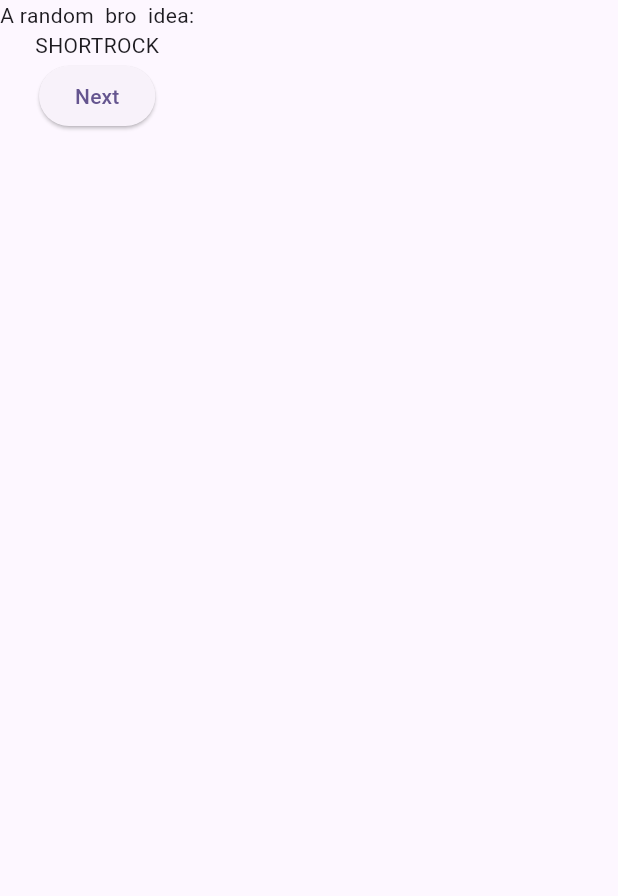
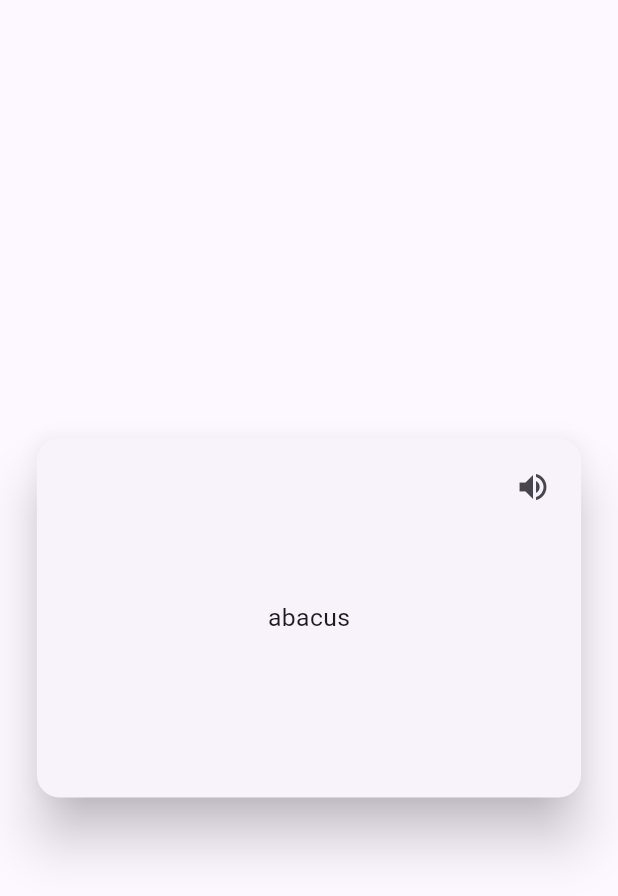
Before and after one commit to andrybc/Flutter, a Flutter app: the screen it shows after launch, on a phone screen of 412 x 824 dp. Shown: the top 896 px of the screen. Run offline on Flutter 3.47's test engine with Material 3 defaults, Android fonts, the phone set to English and light mode, and no system bars; drawn by our look-alikes of flip_card; our stand-ins replace flutter_tts.

Commit message:
implemented the flashcards and deck widgets. Needs a bit more styling but should move on to other things like pages and routes

```diff
--- /dev/null
+++ b/namer_app/lib/deck.dart
@@ -0,0 +1,41 @@
+import 'package:flutter/material.dart';
+import 'flash_card.dart';
+
+
+
+class FlashCardDeck extends StatelessWidget {
+  final int numberOfCards;
+  final Map<String, String> cardTexts;
+  final double cardWidth;
+
+  FlashCardDeck({required this.numberOfCards, required this.cardTexts, required this.cardWidth});
+
+  @override
+  Widget build(BuildContext context) {
+    return LayoutBuilder(
+      builder: (context, constraints) {
+        double width = constraints.maxWidth < cardWidth ? constraints.maxWidth : cardWidth;
+        double height = width / 1.5;
+
+        return PageView.builder(
+          itemCount: numberOfCards,
+          itemBuilder: (context, index) {
+            String frontText = cardTexts.keys.elementAt(index);
+            String backText = cardTexts[frontText]!;
+
+            return Center(
+              child: Container(
+                width: width,
+                height: height,
+                child: FlashCard(
+                  frontText: frontText,
+                  backText: backText,
+                ),
+              ),
+            );
+          },
+        );
+      },
+    );
+  }
+}
--- /dev/null
+++ b/namer_app/lib/flash_card.dart
@@ -0,0 +1,63 @@
+import 'package:flutter/material.dart';
+import 'package:flip_card/flip_card.dart';
+import 'package:flutter_tts/flutter_tts.dart';
+
+class FlashCard extends StatefulWidget {
+  final String frontText;
+  final String backText;
+
+  FlashCard({required this.frontText, required this.backText});
+
+  @override
+  FlashCardState createState() => FlashCardState();
+}
+
+class FlashCardState extends State<FlashCard> {
+  bool _isFlipped = false;
+  FlutterTts flutterTts = FlutterTts();
+
+  void _flipCard() {
+    setState(() {
+      _isFlipped = !_isFlipped;
+    });
+  }
+
+  @override
+  Widget build(BuildContext context) {
+    return GestureDetector(
+      onTap: _flipCard,
+      child: FlipCard(
+        direction: FlipDirection.HORIZONTAL,
+        front: buildSide(widget.frontText),
+        back: buildSide(widget.backText),
+      ),
+    );
+  }
+
+  Widget buildSide(String text) {
+        double textSize = MediaQuery.of(context).size.width * 0.04;  // Adjust the multiplier as needed
+
+    return Card(
+      child: Stack(
+        children: [
+          Center(child: Text(text, style: TextStyle(fontSize: textSize))),
+          Positioned(
+            top: 8.0,
+            right: 8.0,
+            child: IconButton(
+              icon: Icon(Icons.volume_up),
+              onPressed: () {
+                flutterTts.speak(text);
+              },
+            ),
+          ),
+        ],
+      ),
+      shape: RoundedRectangleBorder(
+        borderRadius: BorderRadius.circular(15),
+      ),
+      elevation: 15,
+      shadowColor: Colors.black,
+    );
+  }
+}
--- a/namer_app/lib/main.dart
+++ b/namer_app/lib/main.dart
@@ -1,61 +1,46 @@
-import 'package:english_words/english_words.dart';
 import 'package:flutter/material.dart';
-import 'package:provider/provider.dart';
+import 'deck.dart';
 
 void main() {
   runApp(MyApp());
 }
+
 
 class MyApp extends StatelessWidget {
   const MyApp({super.key});
 
   @override
   Widget build(BuildContext context) {
-    return ChangeNotifierProvider(
-      create: (context) => MyAppState(),
-      child: MaterialApp(
-        title: 'Namer App',
-        theme: ThemeData(
-          useMaterial3: true,
-          colorScheme: ColorScheme.fromSeed(seedColor: Color.fromARGB(255, 38, 6, 97)),
-        ),
-        home: MyHomePage(),
+    return MaterialApp(
+      title: 'Flash Card App',
+      theme: ThemeData(
+        useMaterial3: true,
+        colorScheme: ColorScheme.fromSeed(seedColor: Color.fromARGB(255, 38, 6, 97)),
+      ),
+      home: MyHomePage(),
+    );
+  }
+}
+
+
+
+class MyHomePage extends StatelessWidget {
+  final Map<String, String> cardTexts = {
+    'abacus': 'frame with balls for calculating',
+    'harrow': 'to distress create stress or torment',
+    'fatuous': 'without sense foolish self-satisfaction',
+    'deniz' : 'bitch ass nigga'
+    // Add as many pairs as you like
+  };
+
+  @override
+  Widget build(BuildContext context) {
+    return Scaffold(
+      body: FlashCardDeck(
+        numberOfCards: cardTexts.length,
+        cardTexts: cardTexts,
+        cardWidth: MediaQuery.of(context).size.width *0.9,  // Adjust the card width as needed
       ),
     );
   }
 }
-
-class MyAppState extends ChangeNotifier {
-  var current = WordPair.random();
-}
-
-class MyHomePage extends StatelessWidget {
-  @override
-  Widget build(BuildContext context) {
-    var appState = context.watch<MyAppState>();
-
-    return Scaffold(
-      body: Column(
-        children: [
-          Text('A random  bro  idea:'),
-          Text(appState.current.asUpperCase),
-          ElevatedButton(
-            onPressed: () {
-              print('button pressed!');
-            },
-            onHover: (value) {
-              if(value){
-                print('im hovering rn');
-              }
-
-            },
-            onLongPress: () {
-              print('button pressed for a long time!');
-            },
-            child: Text('Next'),
-          ),
-        ],
-      ),
-    );
-  }
-}
--- a/namer_app/pubspec.yaml
+++ b/namer_app/pubspec.yaml
@@ -11,6 +11,10 @@ environment:
 dependencies:
   flutter:
     sdk: flutter
+  flip_card: ^0.5.0
+  flutter_tts: ^3.2.2
+  flutter_screenutil: ^5.1.1
+
 
   english_words: ^4.0.0
   provider: ^6.0.0
```
Also changed, not shown: namer_app/pubspec.lock, 4 other files.
